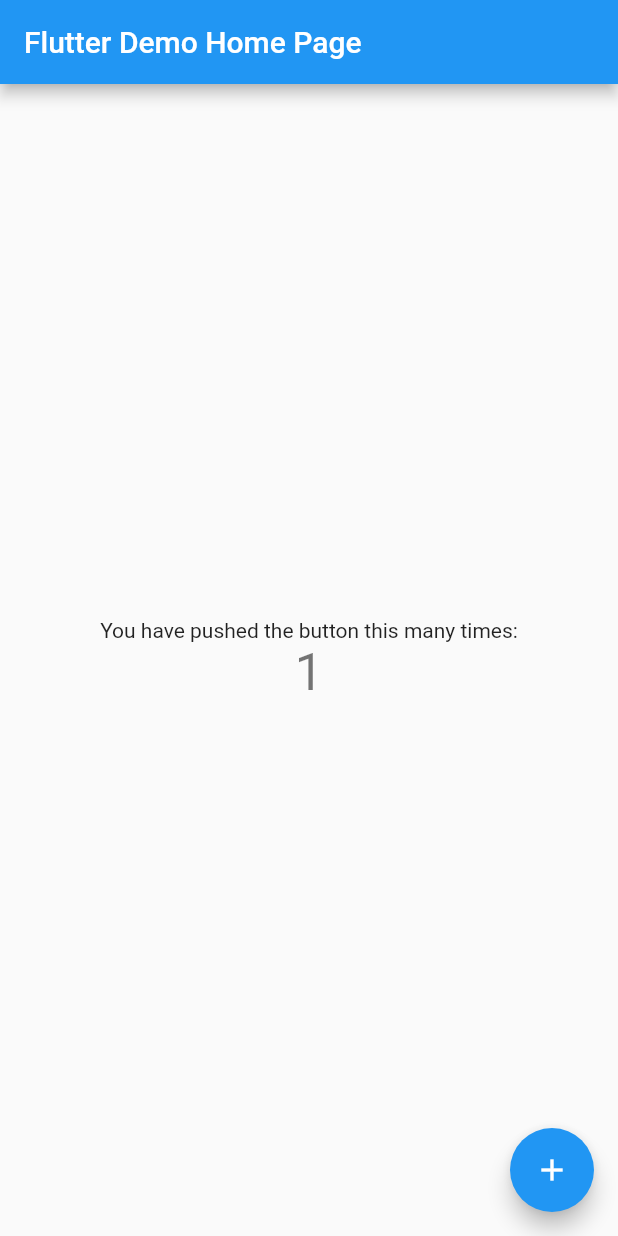
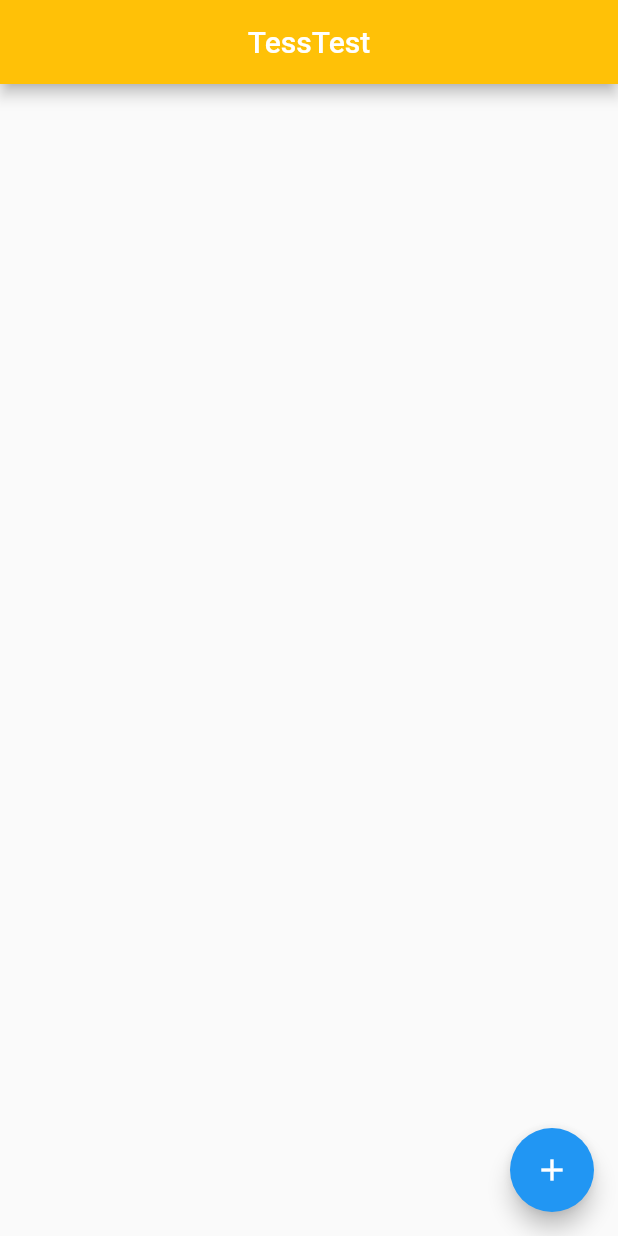
Before and after one commit to josemanrrique/validatedata, a Flutter app: the screen it shows after launch, after a tap on the "add" icon, on a phone screen of 412 x 824 dp. Run offline on Flutter 3.47's test engine with Material 2 defaults, Android fonts, the phone set to English and light mode, and no system bars; our stand-ins replace image_picker; missing offline and left inert: flutter_tesseract_ocr.

Commit message:
agregar libreria de extraer texto

```diff
--- /dev/null
+++ b/assets/tessdata_config.json
@@ -0,0 +1,6 @@
+{
+    "files": [
+        "eng.traineddata",
+        "spa.traineddata"
+    ]
+}
--- a/lib/main.dart
+++ b/lib/main.dart
@@ -1,4 +1,5 @@
 import 'package:flutter/material.dart';
+import 'package:readdata/pages/home.page.dart';
 
 void main() {
   runApp(const MyApp());
@@ -6,7 +7,6 @@
 
 class MyApp extends StatelessWidget {
   const MyApp({Key? key}) : super(key: key);
-
   // This widget is the root of your application.
   @override
   Widget build(BuildContext context) {
@@ -24,92 +24,7 @@
         // is not restarted.
         primarySwatch: Colors.blue,
       ),
-      home: const MyHomePage(title: 'Flutter Demo Home Page'),
+      home: const HomePage(),
     );
   }
 }
-
-class MyHomePage extends StatefulWidget {
-  const MyHomePage({Key? key, required this.title}) : super(key: key);
-
-  // This widget is the home page of your application. It is stateful, meaning
-  // that it has a State object (defined below) that contains fields that affect
-  // how it looks.
-
-  // This class is the configuration for the state. It holds the values (in this
-  // case the title) provided by the parent (in this case the App widget) and
-  // used by the build method of the State. Fields in a Widget subclass are
-  // always marked "final".
-
-  final String title;
-
-  @override
-  State<MyHomePage> createState() => _MyHomePageState();
-}
-
-class _MyHomePageState extends State<MyHomePage> {
-  int _counter = 0;
-
-  void _incrementCounter() {
-    setState(() {
-      // This call to setState tells the Flutter framework that something has
-      // changed in this State, which causes it to rerun the build method below
-      // so that the display can reflect the updated values. If we changed
-      // _counter without calling setState(), then the build method would not be
-      // called again, and so nothing would appear to happen.
-      _counter++;
-    });
-  }
-
-  @override
-  Widget build(BuildContext context) {
-    // This method is rerun every time setState is called, for instance as done
-    // by the _incrementCounter method above.
-    //
-    // The Flutter framework has been optimized to make rerunning build methods
-    // fast, so that you can just rebuild anything that needs updating rather
-    // than having to individually change instances of widgets.
-    return Scaffold(
-      appBar: AppBar(
-        // Here we take the value from the MyHomePage object that was created by
-        // the App.build method, and use it to set our appbar title.
-        title: Text(widget.title),
-      ),
-      body: Center(
-        // Center is a layout widget. It takes a single child and positions it
-        // in the middle of the parent.
-        child: Column(
-          // Column is also a layout widget. It takes a list of children and
-          // arranges them vertically. By default, it sizes itself to fit its
-          // children horizontally, and tries to be as tall as its parent.
-          //
-          // Invoke "debug painting" (press "p" in the console, choose the
-          // "Toggle Debug Paint" action from the Flutter Inspector in Android
-          // Studio, or the "Toggle Debug Paint" command in Visual Studio Code)
-          // to see the wireframe for each widget.
-          //
-          // Column has various properties to control how it sizes itself and
-          // how it positions its children. Here we use mainAxisAlignment to
-          // center the children vertically; the main axis here is the vertical
-          // axis because Columns are vertical (the cross axis would be
-          // horizontal).
-          mainAxisAlignment: MainAxisAlignment.center,
-          children: <Widget>[
-            const Text(
-              'You have pushed the button this many times:',
-            ),
-            Text(
-              '$_counter',
-              style: Theme.of(context).textTheme.headline4,
-            ),
-          ],
-        ),
-      ),
-      floatingActionButton: FloatingActionButton(
-        onPressed: _incrementCounter,
-        tooltip: 'Increment',
-        child: const Icon(Icons.add),
-      ), // This trailing comma makes auto-formatting nicer for build methods.
-    );
-  }
-}
--- /dev/null
+++ b/lib/pages/home.page.dart
@@ -0,0 +1,85 @@
+import 'dart:io';
+
+import 'package:flutter/material.dart';
+import 'package:image_picker/image_picker.dart';
+import 'package:flutter_tesseract_ocr/flutter_tesseract_ocr.dart';
+
+class HomePage extends StatefulWidget {
+  const HomePage({Key? key}) : super(key: key);
+
+  @override
+  State<HomePage> createState() => _HomePageState();
+}
+
+class _HomePageState extends State<HomePage> {
+  String textDisplay = "";
+  String _extractText = "";
+  @override
+  Widget build(BuildContext context) {
+    return Scaffold(
+      appBar: AppBar(
+        centerTitle: true,
+        backgroundColor: Colors.amber,
+        title: Text("TessTest"),
+      ),
+      body: ListView(
+        children: [],
+      ),
+      floatingActionButton: FloatingActionButton(
+        onPressed: captureData,
+        tooltip: 'Increment',
+        child: const Icon(Icons.add),
+      ), //
+    );
+  }
+
+  captureData() async {
+    // File? _pickedImage;
+    // _pickedImage = await ImagePicker.platform.pickImage(source: ImageSource.gallery);
+    final picker = ImagePicker();
+    PickedFile? pickedFile = await picker.getImage(source: ImageSource.gallery);
+    if(pickedFile?.path != null){
+      _extractText = await FlutterTesseractOcr.extractText(pickedFile!.path, language: 'spa+eng',
+        args: {
+          "psm": "4",
+          "preserve_interword_spaces": "1",
+        });
+    }
+final stop = true;
+  }
+}
+
+// class _HomeState extends State<Home> {
+//   @override
+//   Widget build(BuildContext context) {
+//     return Scaffold(
+//        appBar: AppBar(
+//         // Here we take the value from the MyHomePage object that was created by
+//         // the App.build method, and use it to set our appbar title.
+//         title: Text(""),
+//       ),
+//       body: Center(
+//         child: Column(
+//           mainAxisAlignment: MainAxisAlignment.center,
+//           children: <Widget>[
+//             const Text(
+//               'You have pushed the button this many times:',
+//             ),
+
+//           ],
+//         ),
+//       ),
+//       floatingActionButton: FloatingActionButton(
+//         onPressed: captureData,
+//         tooltip: 'Increment',
+//         child: const Icon(Icons.add),
+//       ), //
+//     );
+//   }
+//   captureData(){
+//     executeFlutterTesseractOcr();
+//   }
+//   executeFlutterTesseractOcr() async{
+
+//   }
+// }
```
Also changed, not shown: pubspec.yaml (+5 -3 lines), pubspec.lock, 2 other files.
